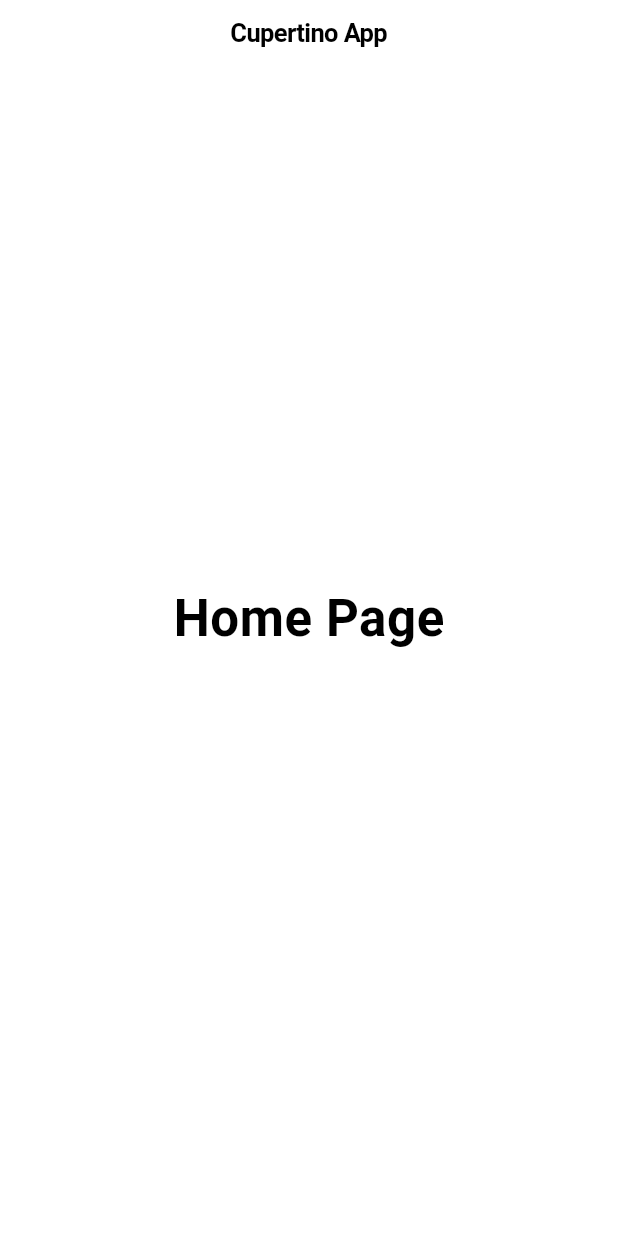
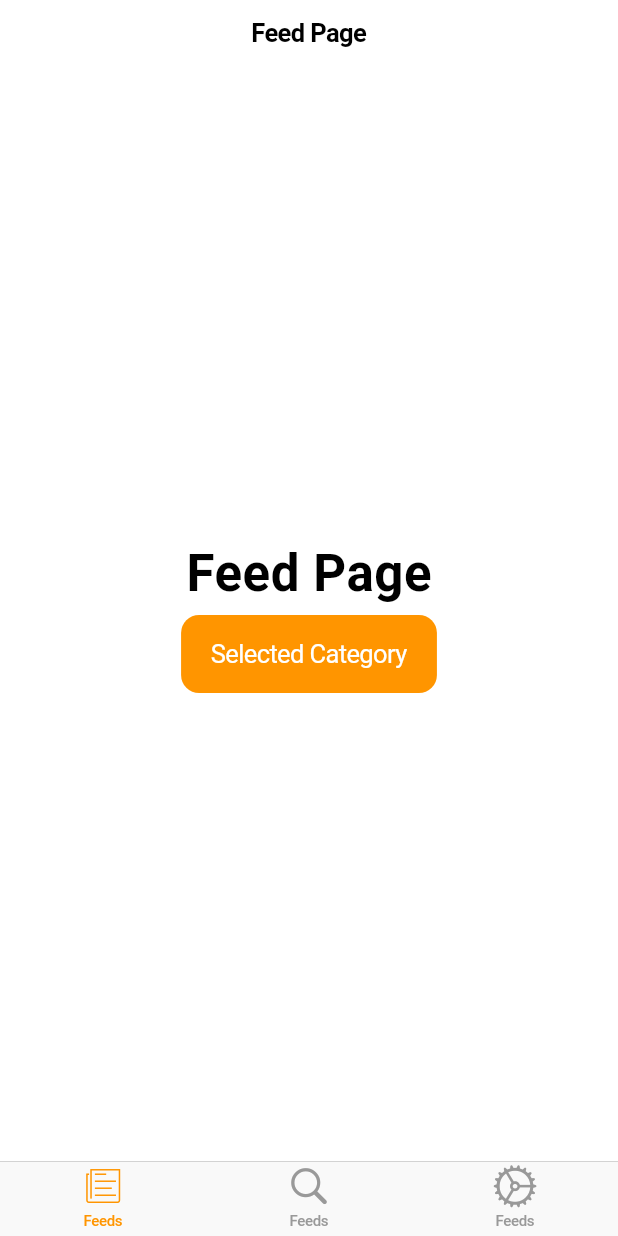
Before and after one commit to ringgarestu/cupertino_app, a Flutter app: the screen it shows after launch, on a phone screen of 412 x 824 dp. Run offline on Flutter 3.47's test engine with Material 3 defaults, Android fonts, the phone set to English and light mode, and no system bars.

Commit message:
added:main, feed, search, setting

```diff
--- /dev/null
+++ b/lib/feed_page.dart
@@ -0,0 +1,104 @@
+import 'package:flutter/cupertino.dart';
+import 'package:flutter/foundation.dart';
+
+class FeedPage extends StatelessWidget {
+  @override
+  Widget build(BuildContext context) {
+    return CupertinoPageScaffold(
+      navigationBar: CupertinoNavigationBar(
+        middle: Text('Feed Page'),
+      ),
+      child: Center(
+        child: Column(
+          mainAxisAlignment: MainAxisAlignment.center,
+          children: [
+            Text(
+              'Feed Page',
+              style:
+                  CupertinoTheme.of(context).textTheme.navLargeTitleTextStyle,
+            ),
+            SizedBox(
+              height: 8,
+            ),
+            CupertinoButton.filled(
+              child: Text('Selected Category'),
+              onPressed: () {
+                showCupertinoModalPopup(
+                  context: context,
+                  builder: (context) {
+                    return CupertinoActionSheet(
+                      title: Text('Select Categories'),
+                      actions: [
+                        CupertinoActionSheetAction(
+                          onPressed: () {
+                            Navigator.push(
+                              context,
+                              CupertinoPageRoute(
+                                builder: (context) => CategoryPage(
+                                    selectedCategory: 'Technology'),
+                              ),
+                            );
+                          },
+                          child: Text('Technology'),
+                        ),
+                        CupertinoActionSheetAction(
+                          onPressed: () {
+                            Navigator.push(
+                              context,
+                              CupertinoPageRoute(
+                                builder: (context) =>
+                                    CategoryPage(selectedCategory: 'Business'),
+                              ),
+                            );
+                          },
+                          child: Text('Business'),
+                        ),
+                        CupertinoActionSheetAction(
+                          onPressed: () {
+                            Navigator.push(
+                              context,
+                              CupertinoPageRoute(
+                                builder: (context) =>
+                                    CategoryPage(selectedCategory: 'Sport'),
+                              ),
+                            );
+                          },
+                          child: Text('Sport'),
+                        ),
+                      ],
+                      cancelButton: CupertinoActionSheetAction(
+                        onPressed: () => Navigator.pop(context),
+                        child: Text('Close'),
+                      ),
+                    );
+                  },
+                );
+              },
+            )
+          ],
+        ),
+      ),
+    );
+  }
+}
+
+class CategoryPage extends StatelessWidget {
+  final String selectedCategory;
+
+  CategoryPage({required this.selectedCategory});
+
+  @override
+  Widget build(BuildContext context) {
+    return CupertinoPageScaffold(
+      navigationBar: CupertinoNavigationBar(
+        middle: Text('$selectedCategory Page'),
+      ),
+      child: Center(
+        child: Text(
+          '$selectedCategory Page',
+          style: CupertinoTheme.of(context).textTheme.navLargeTitleTextStyle,
+        ),
+      ),
+    );
+  }
+}
--- a/lib/main.dart
+++ b/lib/main.dart
@@ -1,4 +1,8 @@
 import 'package:flutter/cupertino.dart';
+import 'package:flutter/material.dart';
+import 'package:cupertino_app/search_page.dart';
+import 'package:cupertino_app/setting_page.dart';
+import 'package:cupertino_app/feed_page.dart';
 
 void main() {
   runApp(MyApp());
@@ -19,16 +23,37 @@ class MyApp extends StatelessWidget {
 class HomePage extends StatelessWidget {
   @override
   Widget build(BuildContext context) {
-    return CupertinoPageScaffold(
-      navigationBar: CupertinoNavigationBar(
-        middle: Text('Cupertino App'),
+    return CupertinoTabScaffold(
+      tabBar: CupertinoTabBar(
+        items: [
+          BottomNavigationBarItem(
+            icon: Icon(CupertinoIcons.news),
+            label: 'Feeds',
+          ),
+          BottomNavigationBarItem(
+            icon: Icon(CupertinoIcons.search),
+            label: 'Feeds',
+          ),
+          BottomNavigationBarItem(
+            icon: Icon(CupertinoIcons.settings),
+            label: 'Feeds',
+          ),
+        ],
       ),
-      child: Center(
-        child: Text(
-          'Home Page',
-          style: CupertinoTheme.of(context).textTheme.navLargeTitleTextStyle,
-        ),
-      ),
+      tabBuilder: (context, index) {
+        switch (index) {
+          case 0:
+            return FeedPage();
+          case 1:
+            return SearchPage();
+          case 2:
+            return SettingPage();
+          default:
+            return Center(
+              child: Text('Page not found!'),
+            );
+        }
+      },
     );
   }
 }
```
Also changed, not shown: lib/search_page.dart (added, +18 -0 lines), lib/setting_page.dart (added, +18 -0 lines).
